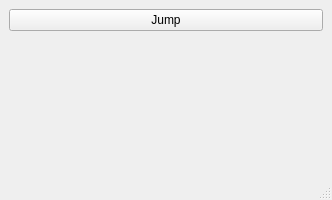
Before: the Qt Designer form gui/MainWindow.ui in soramimi/VRChatOSC, drawn with Qt 5.
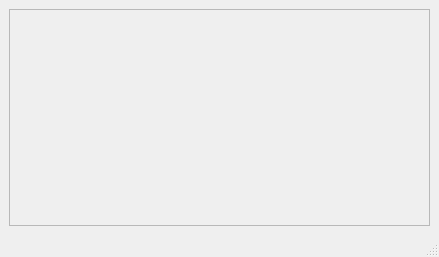
After: the same form once the commit is applied.

```diff
--- a/gui/MainWindow.ui
+++ b/gui/MainWindow.ui
@@ -6,8 +6,8 @@
    <rect>
     <x>0</x>
     <y>0</y>
-    <width>332</width>
-    <height>200</height>
+    <width>439</width>
+    <height>257</height>
    </rect>
   </property>
   <property name="windowTitle">
@@ -16,25 +16,22 @@
   <widget class="QWidget" name="centralwidget">
    <layout class="QVBoxLayout" name="verticalLayout">
     <item>
-     <widget class="QPushButton" name="pushButton_jump">
-      <property name="text">
-       <string>Jump</string>
+     <widget class="QScrollArea" name="scrollArea">
+      <property name="widgetResizable">
+       <bool>true</bool>
       </property>
+      <widget class="QWidget" name="scrollAreaWidgetContents">
+       <property name="geometry">
+        <rect>
+         <x>0</x>
+         <y>0</y>
+         <width>419</width>
+         <height>196</height>
+        </rect>
+       </property>
+      </widget>
      </widget>
     </item>
-    <item>
-     <spacer name="verticalSpacer">
-      <property name="orientation">
-       <enum>Qt::Vertical</enum>
-      </property>
-      <property name="sizeHint" stdset="0">
-       <size>
-        <width>20</width>
-        <height>64</height>
-       </size>
-      </property>
-     </spacer>
-    </item>
    </layout>
   </widget>
   <widget class="QMenuBar" name="menubar">
```
Left out of the diff: 2 changed lines with no effect on the pictures.
